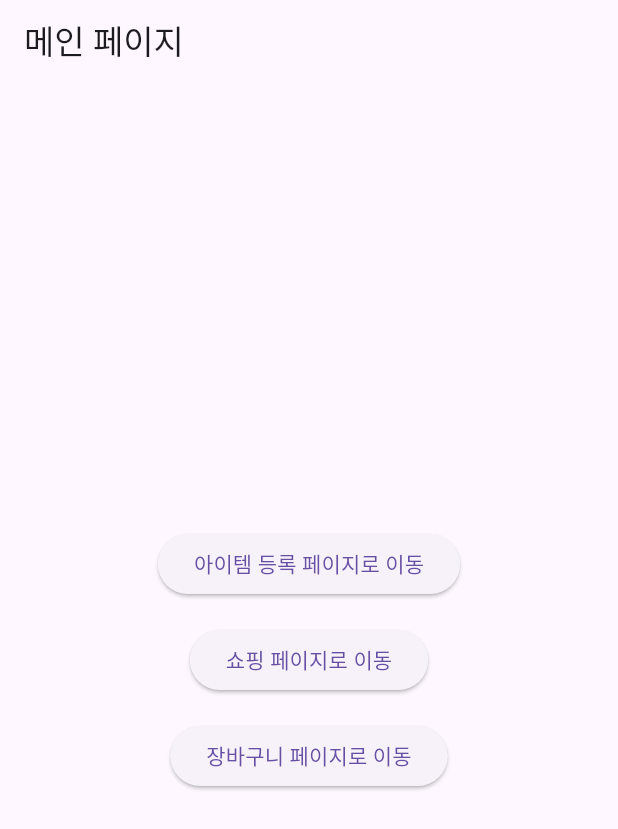
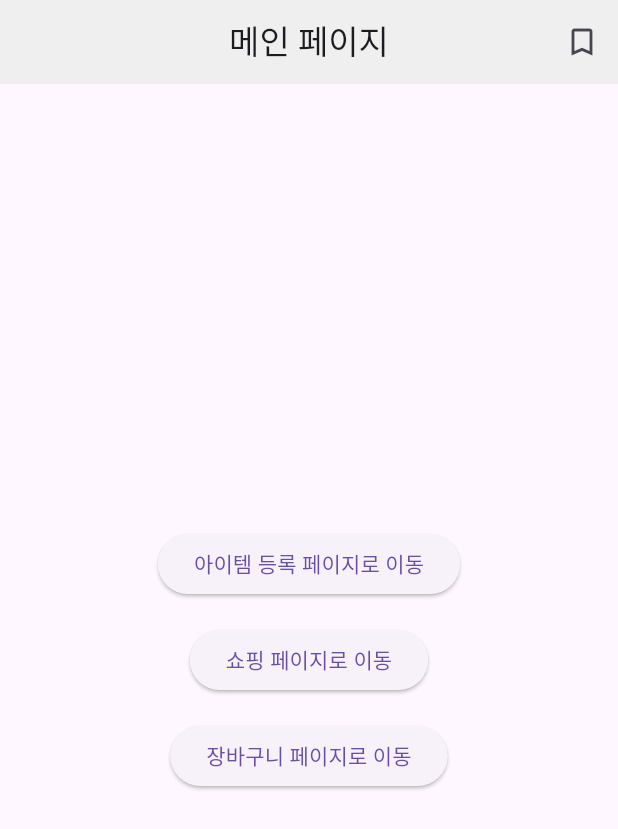
Before and after one commit to HongWonjong/flutter_shoppingmall, a Flutter app: the screen it shows after launch, on a phone screen of 412 x 824 dp. Shown: the top 829 px of the screen. Run offline on Flutter 3.47's test engine with Material 3 defaults, Android fonts, the phone set to English and light mode, and no system bars; our stand-ins replace flutter_riverpod, image_picker.

Commit message:
appbar 중앙정렬, 색깔 부여

```diff
--- a/lib/components/custom_app_bar.dart
+++ b/lib/components/custom_app_bar.dart
@@ -9,6 +9,17 @@ class CustomAppBar extends StatelessWidget implements PreferredSizeWidget {
   Widget build(BuildContext context) {
     return AppBar(
       title: Text(title),
+      backgroundColor: const Color(0xFFEFEFEF),
+      elevation: 0,
+      centerTitle: true,
+      actions: [
+        IconButton(
+          icon: const Icon(Icons.bookmark_border),
+          onPressed: () {
+            // 북마크 기능 (미구현)
+          },
+        ),
+      ],
     );
   }
 
```
